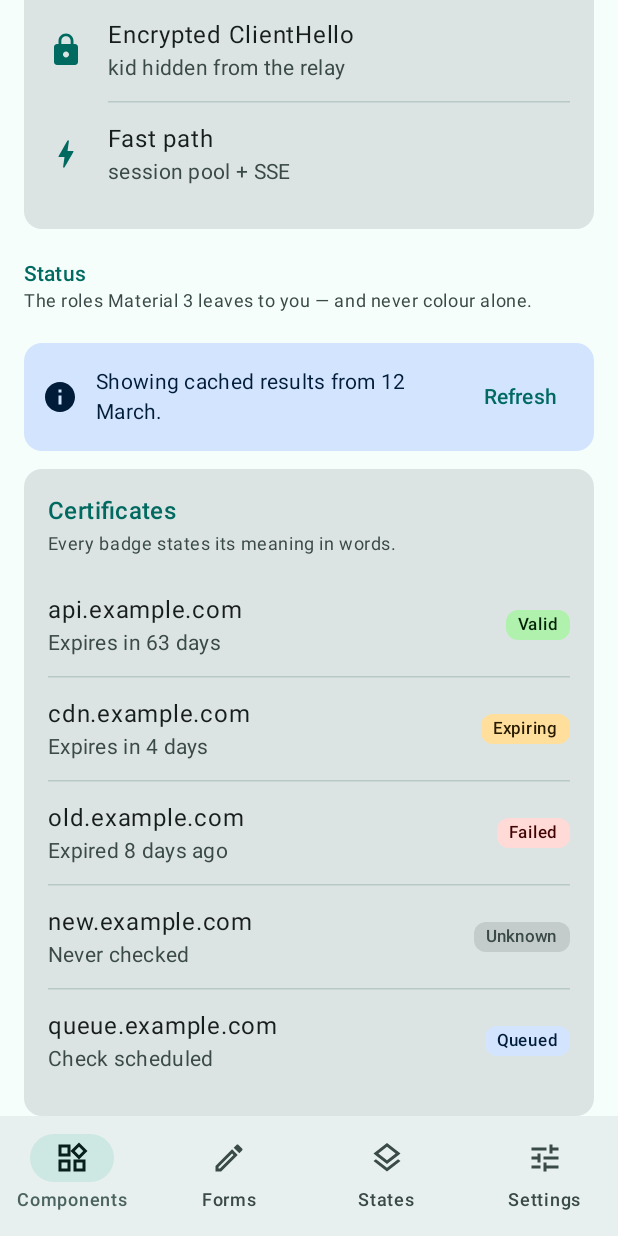
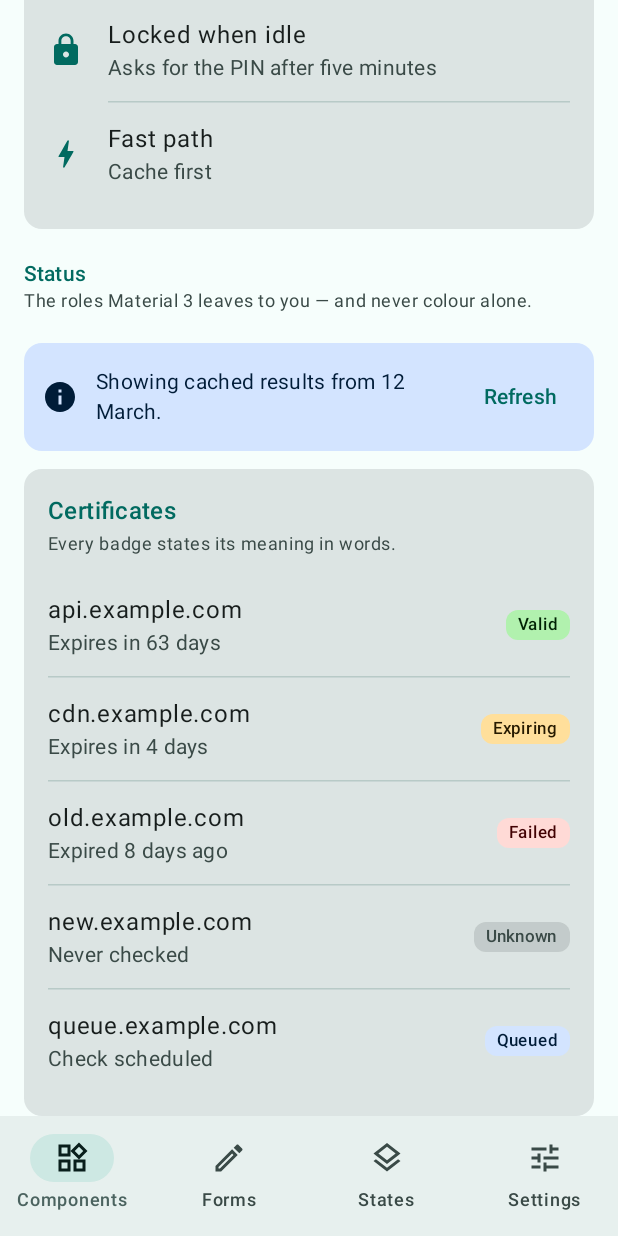
Before and after one commit to ayanami770/kanso, an Android app built with Jetpack Compose: the screen it shows after launch (MainActivity), scrolled down 732 dp, on a phone screen of 412 x 824 dp. Run offline under Robolectric (Android 15) with nearby library versions, the phone set to English and light mode, and no system bars; Roboto replaces fonts that are not available here.

Commit message:
docs: use neutral sample names in the demo, previews, tests and README (KAN-26)
The brand list was removed from the public API so that the library would not ship a list
of its consumers, but the demo's brand switcher, the previews, a test's labels and the
README examples still named them, with a real version string, RFC 1918 addresses and a
protocol description as sample data. Replaced with neutral names, a made-up version and
TEST-NET-1 addresses. The changelog's history and the roadmap are left as written.

Co-Authored-By: Claude Mythos 5.2 <noreply@anthropic.com>
Claude-Session: https://claude.ai/code/session_01MtPAVsk7MovmhLF2VztxQb

```diff
--- a/demo/src/main/java/dev/ayanami/kanso/demo/MainActivity.kt
+++ b/demo/src/main/java/dev/ayanami/kanso/demo/MainActivity.kt
@@ -98,10 +98,10 @@ class MainActivity : ComponentActivity() {
  */
 private val Brands = listOf(
     KansoDefaultBrand,
-    KansoBrand("LMSA", Color(0xFF006A60)), // secure teal
-    KansoBrand("CertWatch", Color(0xFF3F5AA6)), // trust blue
-    KansoBrand("Semicon News", Color(0xFF8A4F00)), // amber/silicon
-    KansoBrand("medcal", Color(0xFF386A20)), // clinical green
+    KansoBrand("Indigo", Color(0xFF3F5AA6)),
+    KansoBrand("Amber", Color(0xFF8A4F00)),
+    KansoBrand("Green", Color(0xFF386A20)),
+    KansoBrand("Plum", Color(0xFF7D4E8C)),
 )
 
 private enum class Tab(val label: String, val icon: ImageVector) {
@@ -280,18 +280,18 @@ private fun GalleryScreen(
 
         KansoCard(title = "List items") {
             KansoListItem(
-                "Envelope-sealed transport",
-                supporting = "cnsa2-e2ee-v3 · P-384 + ML-KEM-1024",
+                "Encrypted in transit",
+                supporting = "TLS 1.3 to every server",
                 icon = Icons.Filled.CheckCircle,
             )
             KansoDivider(inset = true)
             KansoListItem(
-                "Encrypted ClientHello",
-                supporting = "kid hidden from the relay",
+                "Locked when idle",
+                supporting = "Asks for the PIN after five minutes",
                 icon = Icons.Filled.Lock,
             )
             KansoDivider(inset = true)
-            KansoListItem("Fast path", supporting = "session pool + SSE", icon = Icons.Filled.Bolt)
+            KansoListItem("Fast path", supporting = "Cache first", icon = Icons.Filled.Bolt)
         }
 
         KansoSectionHeader(
--- a/kanso/src/main/java/dev/ayanami/kanso/component/Scaffold.kt
+++ b/kanso/src/main/java/dev/ayanami/kanso/component/Scaffold.kt
@@ -273,7 +273,7 @@ public fun KansoBackButton(
 
 /**
  * The version label of the app kanso is running inside: the installed package's `versionName`
- * prefixed with `v` — `versionName = "5.33.11"` reads back as `"v5.33.11"`. This is what
+ * prefixed with `v` — `versionName = "1.2.3"` reads back as `"v1.2.3"`. This is what
  * [KansoScaffold] shows after its title by default, and it is a variable rather than a literal
  * on purpose: the header always states the version of the build actually running, with nothing
  * for a release checklist to forget. A `versionName` that already starts with `v` is not
```
Also changed, not shown: kanso/src/main/java/dev/ayanami/kanso/component/Previews.kt (+5 -5 lines), 4 other files.
